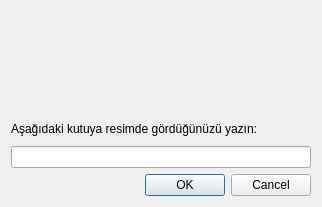
This is ui/captchawindow.ui in jnmbk/kotaci as Qt 5 draws it before an edit. The edited form follows.
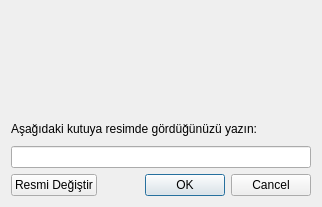
This is the edited form. Icons and pictures are not drawn.

Commit message: added a button to change picture

```diff
--- a/ui/captchawindow.ui
+++ b/ui/captchawindow.ui
@@ -16,7 +16,7 @@
    <iconset resource="../data/kotaci.qrc" >:/icons/ok.png</iconset>
   </property>
   <layout class="QGridLayout" >
-   <item row="0" column="0" >
+   <item row="0" column="0" colspan="2" >
     <widget class="QLabel" name="captcha" >
      <property name="minimumSize" >
       <size>
@@ -35,17 +35,24 @@
      </property>
     </widget>
    </item>
-   <item row="1" column="0" >
+   <item row="1" column="0" colspan="2" >
     <widget class="QLabel" name="label" >
      <property name="text" >
       <string>Aşağıdaki kutuya resimde gördüğünüzü yazın:</string>
      </property>
     </widget>
    </item>
-   <item row="2" column="0" >
+   <item row="2" column="0" colspan="2" >
     <widget class="QLineEdit" name="lineEdit" />
    </item>
    <item row="3" column="0" >
+    <widget class="QPushButton" name="changePicture" >
+     <property name="text" >
+      <string>Resmi Değiştir</string>
+     </property>
+    </widget>
+   </item>
+   <item row="3" column="1" >
     <widget class="QDialogButtonBox" name="buttonBox" >
      <property name="orientation" >
       <enum>Qt::Horizontal</enum>
```
Left out of the diff: 1 changed line with no effect on the pictures. The commit also changes 2 other files.
